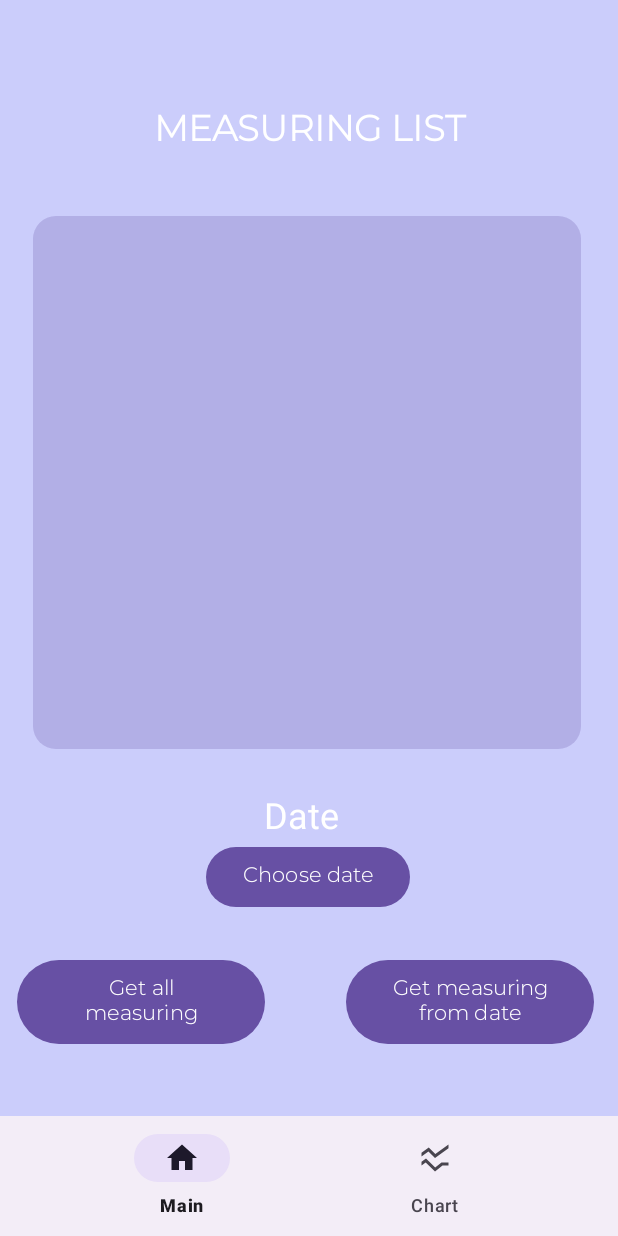
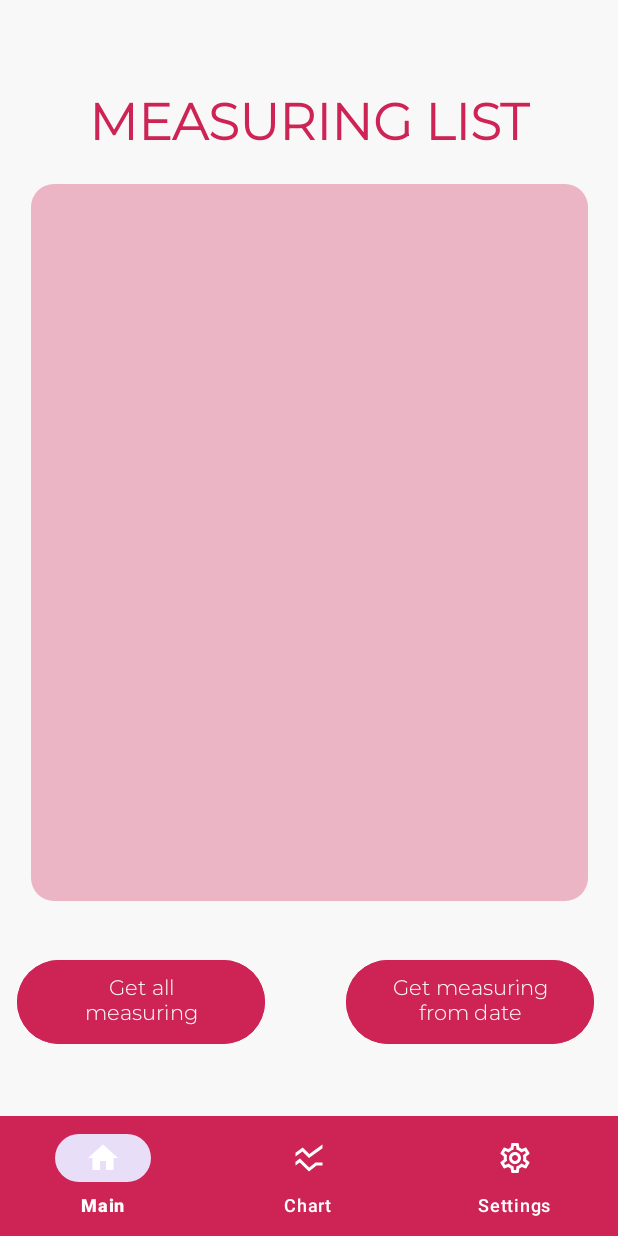
Before and after one commit to Sage-Cat/measure_CO2_system, an Android app: the screen it shows after launch (MainActivity), on a phone screen of 412 x 824 dp. Run offline under Robolectric (Android 15) with nearby library versions, the phone set to English and light mode, and no system bars.

Commit message:
Redesigned view, added ability to set value for LED state

```diff
--- a/client/app/build.gradle.kts
+++ b/client/app/build.gradle.kts
@@ -49,7 +49,7 @@ dependencies {
     implementation ("com.squareup.retrofit2:retrofit:2.9.0")
     implementation ("com.squareup.retrofit2:converter-gson:2.9.0")
     implementation ("com.github.PhilJay:MPAndroidChart:v3.1.0")
-
+    implementation ("me.tankery.lib:circularSeekBar:1.4.2")
     testImplementation(libs.junit)
     androidTestImplementation(libs.androidx.junit)
     androidTestImplementation(libs.androidx.espresso.core)
--- a/client/app/src/main/AndroidManifest.xml
+++ b/client/app/src/main/AndroidManifest.xml
@@ -19,6 +19,7 @@
         tools:targetApi="31">
         <activity
             android:name=".MainActivity"
+            android:screenOrientation="portrait"
             android:exported="true">
             <intent-filter>
                 <action android:name="android.intent.action.MAIN" />
--- a/client/app/src/main/java/com/myproj/client/DateAxisValueFormatter.kt
+++ b/client/app/src/main/java/com/myproj/client/DateAxisValueFormatter.kt
@@ -5,6 +5,7 @@ import java.text.SimpleDateFormat
 import java.util.*
 
 class DateAxisValueFormatter : ValueFormatter() {
+
     private val dateFormatter = SimpleDateFormat("MM/dd'\n'HH:mm", Locale.getDefault())
 
     override fun getFormattedValue(value: Float): String {
--- a/client/app/src/main/java/com/myproj/client/MainActivity.kt
+++ b/client/app/src/main/java/com/myproj/client/MainActivity.kt
@@ -24,7 +24,7 @@ class MainActivity : AppCompatActivity() {
             when (it.itemId) {
                 R.id.main -> replaceFragment(MainFragment())
                 R.id.chart -> replaceFragment(ChartFragment())
-                //R.id.settings -> replaceFragment(SettingsFragment())
+                R.id.settings -> replaceFragment(SettingsFragment())
 
                 else -> {}
             }
--- a/client/app/src/main/res/drawable/rectangle.xml
+++ b/client/app/src/main/res/drawable/rectangle.xml
@@ -4,7 +4,7 @@
 
     <!-- fill/color -->
     <solid
-        android:color="#3F6750A4"/>
+        android:color="#4FCD2355"/>
 
     <!-- Control the width and height of the shape -->
     <size
--- a/client/app/src/main/res/layout/activity_main.xml
+++ b/client/app/src/main/res/layout/activity_main.xml
@@ -5,7 +5,7 @@
     android:id="@+id/main"
     android:layout_width="match_parent"
     android:layout_height="match_parent"
-    android:background="#CBCDFB"
+    android:background="#f8f8f8"
     android:textAlignment="center"
     tools:context=".MainActivity">
 
@@ -15,8 +15,8 @@
         android:layout_height="0dp"
         app:layout_constraintBottom_toTopOf="@+id/bottomNavigationView"
         app:layout_constraintEnd_toEndOf="parent"
-        app:layout_constraintTop_toTopOf="parent"
-        app:layout_constraintStart_toStartOf="parent">
+        app:layout_constraintStart_toStartOf="parent"
+        app:layout_constraintTop_toTopOf="parent">
 
     </FrameLayout>
 
@@ -24,8 +24,11 @@
         android:id="@+id/bottomNavigationView"
         android:layout_width="0dp"
         android:layout_height="wrap_content"
+        app:backgroundTint="@color/myRed"
+        app:itemIconTint="@color/white"
+        app:itemTextColor="@color/white"
         app:layout_constraintBottom_toBottomOf="parent"
         app:layout_constraintEnd_toEndOf="parent"
         app:layout_constraintStart_toStartOf="parent"
-        app:menu="@menu/bottom_nav_menu"/>
+        app:menu="@menu/bottom_nav_menu" />
 </androidx.constraintlayout.widget.ConstraintLayout>
--- a/client/app/src/main/res/layout/fragment_main.xml
+++ b/client/app/src/main/res/layout/fragment_main.xml
@@ -5,85 +5,62 @@
     android:id="@+id/main"
     android:layout_width="match_parent"
     android:layout_height="match_parent"
-    android:background="#CBCDFB"
+    android:background="#F8F8F8"
     android:textAlignment="center"
     tools:context=".fragments.MainFragment">
 
     <TextView
         android:id="@+id/textView"
-        android:layout_width="261dp"
-        android:layout_height="47dp"
+        android:layout_width="321dp"
+        android:layout_height="67dp"
         android:fontFamily="@font/montserrat_light"
         android:text="MEASURING LIST"
         android:textAlignment="center"
-        android:textColor="#FFFFFF"
-        android:textSize="24sp"
+        android:textColor="#cd2355"
+        android:textSize="34sp"
         android:textStyle="bold"
         app:layout_constraintBottom_toBottomOf="parent"
         app:layout_constraintEnd_toEndOf="parent"
         app:layout_constraintStart_toStartOf="parent"
         app:layout_constraintTop_toTopOf="parent"
-        app:layout_constraintVertical_bias="0.1" />
+        app:layout_constraintVertical_bias="0.088" />
 
     <androidx.recyclerview.widget.RecyclerView
         android:id="@+id/recView"
-        android:layout_width="365dp"
-        android:layout_height="355dp"
+        android:layout_width="371dp"
+        android:layout_height="478dp"
         android:background="@drawable/rectangle"
         app:layout_constraintBottom_toBottomOf="parent"
         app:layout_constraintEnd_toEndOf="parent"
-        app:layout_constraintHorizontal_bias="0.466"
         app:layout_constraintStart_toStartOf="parent"
         app:layout_constraintTop_toTopOf="parent"
-        app:layout_constraintVertical_bias="0.37" />
+        app:layout_constraintVertical_bias="0.461" />
 
     <Button
         android:id="@+id/btnMeasureFromDate"
         android:layout_width="165dp"
         android:layout_height="64dp"
+        android:backgroundTint="@color/myRed"
         android:fontFamily="@font/montserrat_light"
         android:text="Get measuring from date"
+        android:textColor="@color/myWhite"
         app:layout_constraintBottom_toBottomOf="parent"
         app:layout_constraintEnd_toEndOf="parent"
         app:layout_constraintHorizontal_bias="0.934"
         app:layout_constraintStart_toStartOf="parent"
         app:layout_constraintTop_toTopOf="parent"
         app:layout_constraintVertical_bias="0.935"
-        app:rippleColor="#76319F" />
-
-    <TextView
-        android:id="@+id/tvSelectedDate"
-        android:layout_width="wrap_content"
-        android:layout_height="wrap_content"
-        android:text="Date"
-        android:textColor="#FFFFFF"
-        android:textSize="24sp"
-        app:layout_constraintBottom_toBottomOf="parent"
-        app:layout_constraintEnd_toEndOf="parent"
-        app:layout_constraintHorizontal_bias="0.486"
-        app:layout_constraintStart_toStartOf="parent"
-        app:layout_constraintTop_toTopOf="parent"
-        app:layout_constraintVertical_bias="0.74" />
-
-    <Button
-        android:id="@+id/btnSelectDate"
-        android:layout_width="wrap_content"
-        android:layout_height="wrap_content"
-        android:fontFamily="@font/montserrat_light"
-        android:text="Choose date"
-        app:layout_constraintBottom_toBottomOf="parent"
-        app:layout_constraintEnd_toEndOf="parent"
-        app:layout_constraintHorizontal_bias="0.498"
-        app:layout_constraintStart_toStartOf="parent"
-        app:layout_constraintTop_toTopOf="parent"
-        app:layout_constraintVertical_bias="0.806" />
+        app:rippleColor="@color/myPink" />
 
     <Button
         android:id="@+id/btnAllMeasure"
         android:layout_width="165dp"
         android:layout_height="64dp"
+        android:backgroundTint="@color/myRed"
         android:fontFamily="@font/montserrat_light"
         android:text="Get all measuring"
+        android:textColor="@color/myWhite"
+        app:iconTint="@color/myRed"
         app:layout_constraintBottom_toBottomOf="parent"
         app:layout_constraintEnd_toEndOf="parent"
         app:layout_constraintEnd_toStartOf="@+id/btnMeasureFromDate"
@@ -91,6 +68,6 @@
         app:layout_constraintStart_toStartOf="parent"
         app:layout_constraintTop_toTopOf="parent"
         app:layout_constraintVertical_bias="0.935"
-        app:rippleColor="#76319F" />
+        app:rippleColor="@color/myPink" />
 
 </androidx.constraintlayout.widget.ConstraintLayout>
--- a/client/app/src/main/res/menu/bottom_nav_menu.xml
+++ b/client/app/src/main/res/menu/bottom_nav_menu.xml
@@ -2,16 +2,15 @@
 <menu xmlns:android="http://schemas.android.com/apk/res/android">
 
     <item
-        android:title="Main"
+        android:id="@+id/main"
         android:icon="@drawable/baseline_home_24"
-        android:id="@+id/main"/>
+        android:title="Main" />
     <item
-        android:title="Chart"
+        android:id="@+id/chart"
         android:icon="@drawable/baseline_ssid_chart_24"
-        android:id="@+id/chart"/>
-    <!--<item
+        android:title="Chart" />
+    <item
         android:title="Settings"
         android:icon="@drawable/outline_settings_24"
         android:id="@+id/settings"/>
-    -->
 </menu>
--- a/client/app/src/main/res/values/colors.xml
+++ b/client/app/src/main/res/values/colors.xml
@@ -2,4 +2,7 @@
 <resources>
     <color name="black">#FF000000</color>
     <color name="white">#FFFFFFFF</color>
+    <color name="myRed">#CD2355</color>
+    <color name="myWhite">#F8F8F8</color>
+    <color name="myPink">#E17798</color>
 </resources>
```
Also changed, not shown: client/app/src/main/java/com/myproj/client/fragments/MainFragment.kt (+8 -13 lines), client/app/src/main/java/com/myproj/client/fragments/SettingsFragment.kt (+31 -1 lines), client/app/src/main/res/layout/fragment_settings.xml (+59 -2 lines), client/app/src/main/res/values/themes.xml (+5 -2 lines).
